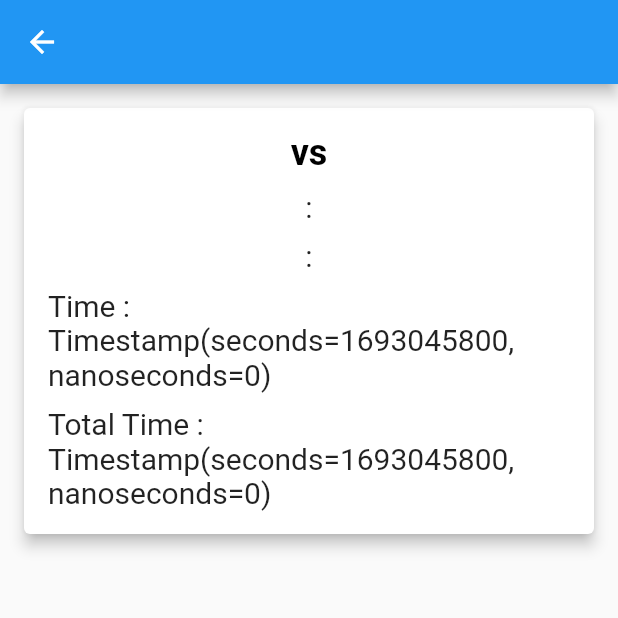
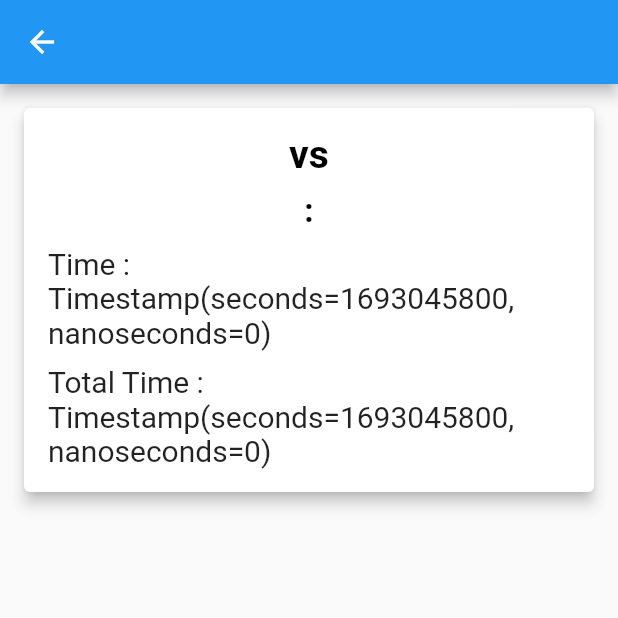
Before and after one commit to ShahirSammun/Flutter_Assignment, a Flutter app: the MatchDetailsScreen screen opened directly with empty values, on a phone screen of 412 x 824 dp, the top half of it. Run offline on Flutter 3.47's test engine with Material 2 defaults, Android fonts, the phone set to English and light mode, and no system bars; our stand-ins replace cloud_firestore, firebase_core; accounts and stored records are empty.

Commit message:
Flutter Code Added

```diff
--- a/lib/match_details.dart
+++ b/lib/match_details.dart
@@ -34,7 +34,7 @@ class MatchDetailsScreen extends StatelessWidget {
                         Text(
                           item?.get('team_a') + ' vs ' + item?.get('team_b'),
                           style: const TextStyle(
-                              fontSize: 24,
+                              fontSize: 26,
                               color: Colors.black,
                               fontWeight: FontWeight.bold),
                         ),
@@ -42,19 +42,16 @@ class MatchDetailsScreen extends StatelessWidget {
                           height: 10,
                         ),
                         Text(
-                          item?.get('team_a') + ' : ' + item?.get('score_a'),
-                          style: const TextStyle(fontSize: 20),
+                          item?.get('score_a') + ' : ' + item?.get('score_b'),
+                          style: const TextStyle(
+                              fontSize: 22,
+                            color: Colors.black,
+                            fontWeight: FontWeight.bold),
                         ),
                         const SizedBox(
                           height: 10,
                         ),
-                        Text(
-                          item?.get('team_b') + ' : ' + item?.get('score_b'),
-                          style: const TextStyle(fontSize: 20),
-                        ),
-                        const SizedBox(
-                          height: 10,
-                        ),
+
                         Text(
                           "Time : ${item?.get('time')}",
                           style: const TextStyle(fontSize: 20),
```
